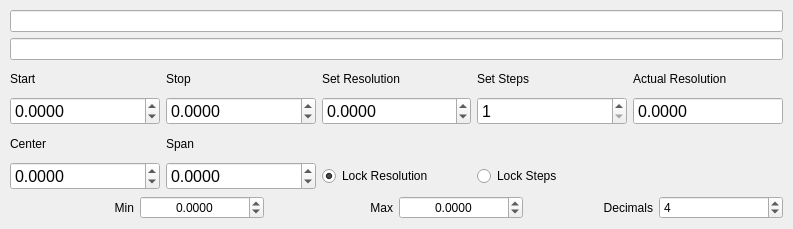
Old version of the form clients/script_scanner_gui/Views/ScanEditor.ui in the repository thetorque/LatticeUmi.
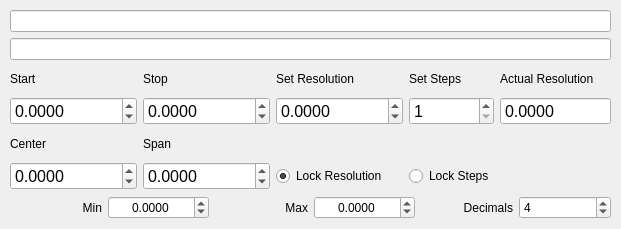
New version of the form.

What changed in the file:
```diff
--- a/clients/script_scanner_gui/Views/ScanEditor.ui
+++ b/clients/script_scanner_gui/Views/ScanEditor.ui
@@ -6,7 +6,7 @@
    <rect>
     <x>0</x>
     <y>0</y>
-    <width>793</width>
+    <width>600</width>
     <height>229</height>
    </rect>
   </property>
```
